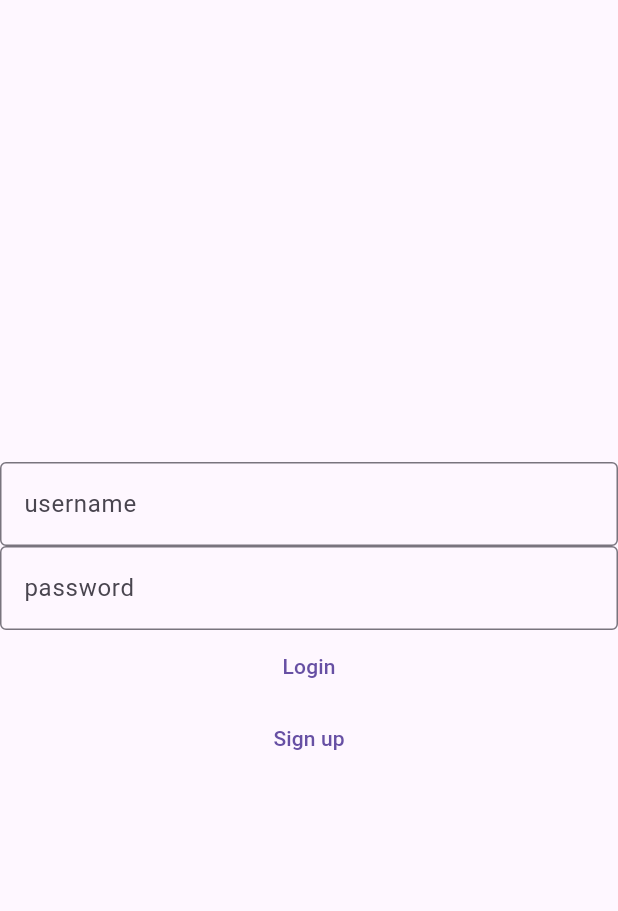
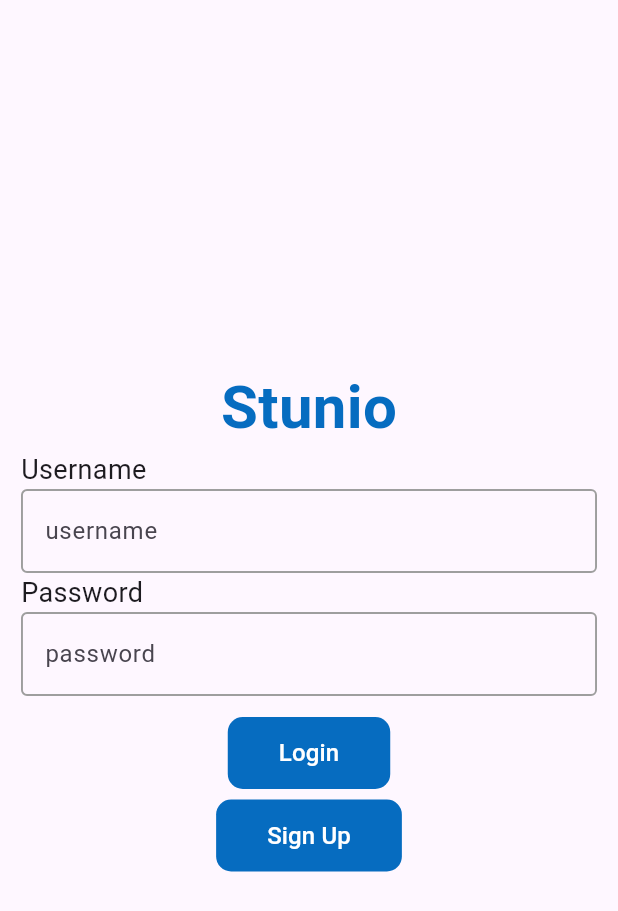
Before and after one commit to steveno06/stunio-frontend-demo, a Flutter app: the screen it shows after launch, after a tap on "Login", on a phone screen of 412 x 824 dp. Shown: the top 911 px of the screen. Run offline on Flutter 3.47's test engine with Material 3 defaults, Android fonts, the light colour scheme and no system bars; network calls fail.

Commit message:
refactor: Text field and button to re useable widget

```diff
--- a/lib/views/login_page.dart
+++ b/lib/views/login_page.dart
@@ -1,6 +1,8 @@
 import 'package:flutter/material.dart';
 import 'package:provider/provider.dart';
 import 'package:stunio_frontend/views/business_homepage.dart';
+import 'package:stunio_frontend/views/components/simple_button.dart';
+import 'package:stunio_frontend/views/components/simple_text_field.dart';
 import 'package:stunio_frontend/views/signup_page.dart';
 import 'package:stunio_frontend/views/student_homepage.dart';
 import '../viewmodels/login_viewmodel.dart';
@@ -31,21 +33,20 @@ class _LoginPageState extends State<LoginPage> {
         create: (_) => LoginViewModel(),
         child: Consumer<LoginViewModel>(
           builder: (context, viewModel, _){
-            return(
+            return Padding(
+              padding: const EdgeInsets.all(14),
+              child: (
                 Center(
                   child: (
                     Column(
                       mainAxisAlignment: MainAxisAlignment.center,
                       children: [
-                      TextField(
-                        controller: _usernameController,
-                        decoration: InputDecoration(hintText: "username", border: OutlineInputBorder()),
-                      ),
-                      TextField(
-                        controller: _passwordController,
-                        decoration: InputDecoration(hintText: "password", border: OutlineInputBorder()),
-                      ),
-                      TextButton(onPressed: ()async{
+                        Text("Stunio", style: TextStyle(color: const Color.fromARGB(255, 6, 108, 192), fontSize: 40, fontWeight: FontWeight.w700),),
+                        SimpleTextField(fieldName: "Username", inputController: _usernameController),
+                        SimpleTextField(fieldName: "Password", inputController: _passwordController, isObscure: true),
+                        Padding(
+                          padding: const EdgeInsets.only(top: 14, bottom: 7),
+                          child: SimpleButton(onPressed: () async {
                             await viewModel.login(_usernameController.text, _passwordController.text).then(
                               (success){
                                 if(success){
@@ -64,18 +65,15 @@ class _LoginPageState extends State<LoginPage> {
                                 }
                               }
                             );
-
-
-
-                      }, child: Text("Login")
+                          }, label: "Login"),
                         ),
-                      TextButton(onPressed: (){
+                        SimpleButton(onPressed: (){
                           Navigator.push(context, MaterialPageRoute(builder: (context)=> SignupPage()));
-                      },
-                      child: Text("Sign up"),)
+                        }, label: "Sign Up")
                       ],)
                   ),
                 )
+              ),
             );
           }
           )
```
Lines whose indentation alone changed are shown as unchanged.
